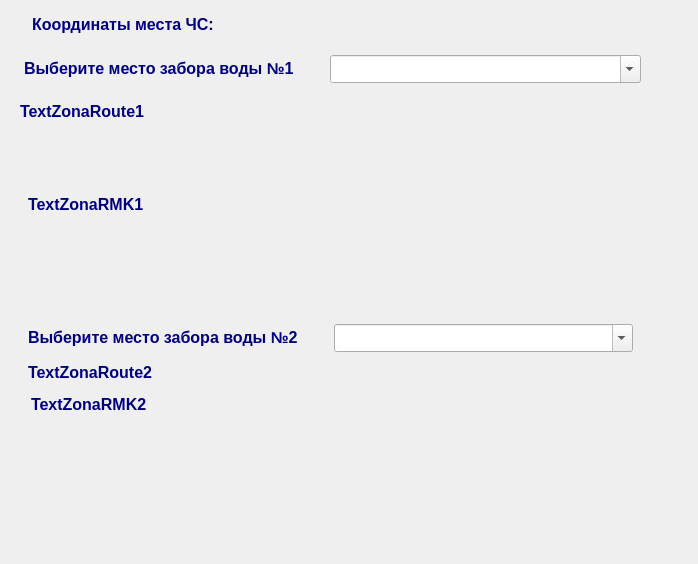
Above: Sketches_QT/ConvertCoordinat/dangerzoneforplan.ui from Den-Git-CPP/Sketches_CPP_QT before the change. Below: the same form after it.
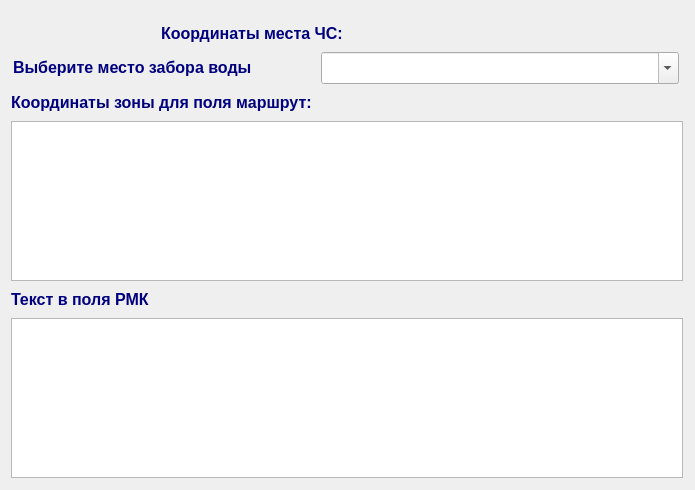
That is the form after the change.

```diff
--- a/Sketches_QT/ConvertCoordinat/dangerzoneforplan.ui
+++ b/Sketches_QT/ConvertCoordinat/dangerzoneforplan.ui
@@ -6,27 +6,66 @@
    <rect>
     <x>0</x>
     <y>0</y>
-    <width>698</width>
-    <height>564</height>
+    <width>695</width>
+    <height>490</height>
    </rect>
   </property>
+  <property name="sizePolicy">
+   <sizepolicy hsizetype="Fixed" vsizetype="Preferred">
+    <horstretch>0</horstretch>
+    <verstretch>0</verstretch>
+   </sizepolicy>
+  </property>
+  <property name="minimumSize">
+   <size>
+    <width>695</width>
+    <height>490</height>
+   </size>
+  </property>
+  <property name="maximumSize">
+   <size>
+    <width>695</width>
+    <height>490</height>
+   </size>
+  </property>
   <property name="windowTitle">
    <string>Расчет зоны ограничения для FPL</string>
   </property>
+  <widget class="QWidget" name="layoutWidget">
+   <property name="geometry">
+    <rect>
+     <x>11</x>
+     <y>21</y>
+     <width>672</width>
+     <height>457</height>
+    </rect>
+   </property>
+   <layout class="QVBoxLayout" name="verticalLayout_2">
+    <item>
+     <layout class="QHBoxLayout" name="horizontalLayout_3">
+      <item>
+       <spacer name="horizontalSpacer">
+        <property name="orientation">
+         <enum>Qt::Horizontal</enum>
+        </property>
+        <property name="sizeType">
+         <enum>QSizePolicy::Fixed</enum>
+        </property>
+        <property name="sizeHint" stdset="0">
+         <size>
+          <width>150</width>
+          <height>20</height>
+         </size>
+        </property>
+       </spacer>
+      </item>
+      <item>
   <widget class="QLabel" name="label_Coord_Chs1">
    <property name="enabled">
     <bool>true</bool>
    </property>
-   <property name="geometry">
-    <rect>
-     <x>32</x>
-     <y>12</y>
-     <width>300</width>
-     <height>25</height>
-    </rect>
-   </property>
    <property name="sizePolicy">
-    <sizepolicy hsizetype="Fixed" vsizetype="Minimum">
+         <sizepolicy hsizetype="Maximum" vsizetype="Minimum">
      <horstretch>0</horstretch>
      <verstretch>0</verstretch>
     </sizepolicy>
@@ -39,7 +78,7 @@
    </property>
    <property name="maximumSize">
     <size>
-     <width>300</width>
+          <width>12000</width>
      <height>25</height>
     </size>
    </property>
@@ -67,234 +106,12 @@
     <set>Qt::NoTextInteraction</set>
    </property>
   </widget>
-  <widget class="QLabel" name="TextZonaRoute1">
-   <property name="enabled">
-    <bool>true</bool>
-   </property>
-   <property name="geometry">
-    <rect>
-     <x>20</x>
-     <y>99</y>
-     <width>600</width>
-     <height>25</height>
-    </rect>
-   </property>
-   <property name="sizePolicy">
-    <sizepolicy hsizetype="Expanding" vsizetype="Ignored">
-     <horstretch>0</horstretch>
-     <verstretch>0</verstretch>
-    </sizepolicy>
-   </property>
-   <property name="minimumSize">
-    <size>
-     <width>600</width>
-     <height>25</height>
-    </size>
-   </property>
-   <property name="maximumSize">
-    <size>
-     <width>600</width>
-     <height>300</height>
-    </size>
-   </property>
-   <property name="baseSize">
-    <size>
-     <width>511</width>
-     <height>0</height>
-    </size>
-   </property>
-   <property name="font">
-    <font>
-     <family>Arial</family>
-     <pointsize>12</pointsize>
-     <italic>false</italic>
-     <bold>true</bold>
-    </font>
-   </property>
-   <property name="styleSheet">
-    <string notr="true">color: rgb(0, 0, 127);</string>
-   </property>
-   <property name="text">
-    <string>TextZonaRoute1</string>
-   </property>
-   <property name="textInteractionFlags">
-    <set>Qt::NoTextInteraction</set>
-   </property>
-  </widget>
-  <widget class="QLabel" name="TextZonaRMK1">
-   <property name="enabled">
-    <bool>true</bool>
-   </property>
-   <property name="geometry">
-    <rect>
-     <x>28</x>
-     <y>124</y>
-     <width>600</width>
-     <height>161</height>
-    </rect>
-   </property>
-   <property name="sizePolicy">
-    <sizepolicy hsizetype="Expanding" vsizetype="Minimum">
-     <horstretch>0</horstretch>
-     <verstretch>0</verstretch>
-    </sizepolicy>
-   </property>
-   <property name="minimumSize">
-    <size>
-     <width>600</width>
-     <height>25</height>
-    </size>
-   </property>
-   <property name="maximumSize">
-    <size>
-     <width>600</width>
-     <height>300</height>
-    </size>
-   </property>
-   <property name="baseSize">
-    <size>
-     <width>511</width>
-     <height>0</height>
-    </size>
-   </property>
-   <property name="font">
-    <font>
-     <family>Arial</family>
-     <pointsize>12</pointsize>
-     <italic>false</italic>
-     <bold>true</bold>
-    </font>
-   </property>
-   <property name="styleSheet">
-    <string notr="true">color: rgb(0, 0, 127);</string>
-   </property>
-   <property name="text">
-    <string>TextZonaRMK1</string>
-   </property>
-   <property name="textInteractionFlags">
-    <set>Qt::NoTextInteraction</set>
-   </property>
-  </widget>
-  <widget class="QLabel" name="TextZonaRoute2">
-   <property name="enabled">
-    <bool>true</bool>
-   </property>
-   <property name="geometry">
-    <rect>
-     <x>28</x>
-     <y>360</y>
-     <width>300</width>
-     <height>25</height>
-    </rect>
-   </property>
-   <property name="sizePolicy">
-    <sizepolicy hsizetype="Fixed" vsizetype="Minimum">
-     <horstretch>0</horstretch>
-     <verstretch>0</verstretch>
-    </sizepolicy>
-   </property>
-   <property name="minimumSize">
-    <size>
-     <width>300</width>
-     <height>25</height>
-    </size>
-   </property>
-   <property name="maximumSize">
-    <size>
-     <width>300</width>
-     <height>25</height>
-    </size>
-   </property>
-   <property name="baseSize">
-    <size>
-     <width>511</width>
-     <height>0</height>
-    </size>
-   </property>
-   <property name="font">
-    <font>
-     <family>Arial</family>
-     <pointsize>12</pointsize>
-     <italic>false</italic>
-     <bold>true</bold>
-    </font>
-   </property>
-   <property name="styleSheet">
-    <string notr="true">color: rgb(0, 0, 127);</string>
-   </property>
-   <property name="text">
-    <string>TextZonaRoute2</string>
-   </property>
-   <property name="textInteractionFlags">
-    <set>Qt::NoTextInteraction</set>
-   </property>
-  </widget>
-  <widget class="QLabel" name="TextZonaRMK2">
-   <property name="enabled">
-    <bool>true</bool>
-   </property>
-   <property name="geometry">
-    <rect>
-     <x>31</x>
-     <y>392</y>
-     <width>300</width>
-     <height>25</height>
-    </rect>
-   </property>
-   <property name="sizePolicy">
-    <sizepolicy hsizetype="Fixed" vsizetype="Minimum">
-     <horstretch>0</horstretch>
-     <verstretch>0</verstretch>
-    </sizepolicy>
-   </property>
-   <property name="minimumSize">
-    <size>
-     <width>300</width>
-     <height>25</height>
-    </size>
-   </property>
-   <property name="maximumSize">
-    <size>
-     <width>300</width>
-     <height>25</height>
-    </size>
-   </property>
-   <property name="baseSize">
-    <size>
-     <width>511</width>
-     <height>0</height>
-    </size>
-   </property>
-   <property name="font">
-    <font>
-     <family>Arial</family>
-     <pointsize>12</pointsize>
-     <italic>false</italic>
-     <bold>true</bold>
-    </font>
-   </property>
-   <property name="autoFillBackground">
-    <bool>false</bool>
-   </property>
-   <property name="styleSheet">
-    <string notr="true">color: rgb(0, 0, 127);</string>
-   </property>
-   <property name="text">
-    <string>TextZonaRMK2</string>
-   </property>
-   <property name="textInteractionFlags">
-    <set>Qt::NoTextInteraction</set>
-   </property>
-  </widget>
-  <widget class="QWidget" name="layoutWidget">
-   <property name="geometry">
-    <rect>
-     <x>24</x>
-     <y>55</y>
-     <width>617</width>
-     <height>28</height>
-    </rect>
-   </property>
+      </item>
+     </layout>
+    </item>
+    <item>
+     <layout class="QVBoxLayout" name="verticalLayout">
+      <item>
    <layout class="QHBoxLayout" name="horizontalLayout">
     <item>
      <widget class="QLabel" name="label_ZaborVody1">
@@ -337,7 +154,7 @@
        <string notr="true">color: rgb(0, 0, 127);</string>
       </property>
       <property name="text">
-       <string>Выберите место забора воды №1</string>
+           <string>Выберите место забора воды</string>
       </property>
       <property name="textInteractionFlags">
        <set>Qt::NoTextInteraction</set>
@@ -346,12 +163,23 @@
     </item>
     <item>
      <widget class="QComboBox" name="cmbBox_ZaborVody1">
+          <property name="sizePolicy">
+           <sizepolicy hsizetype="Fixed" vsizetype="Fixed">
+            <horstretch>0</horstretch>
+            <verstretch>0</verstretch>
+           </sizepolicy>
+          </property>
       <property name="maximumSize">
        <size>
         <width>16777215</width>
         <height>200</height>
        </size>
       </property>
+          <property name="font">
+           <font>
+            <pointsize>15</pointsize>
+           </font>
+          </property>
       <property name="editable">
        <bool>true</bool>
       </property>
@@ -367,38 +195,41 @@
      </widget>
     </item>
    </layout>
-  </widget>
-  <widget class="QWidget" name="layoutWidget">
-   <property name="geometry">
-    <rect>
-     <x>28</x>
-     <y>324</y>
-     <width>605</width>
-     <height>28</height>
-    </rect>
-   </property>
-   <layout class="QHBoxLayout" name="horizontalLayout_2">
+      </item>
+      <item>
+       <spacer name="verticalSpacer">
+        <property name="orientation">
+         <enum>Qt::Vertical</enum>
+        </property>
+        <property name="sizeHint" stdset="0">
+         <size>
+          <width>20</width>
+          <height>10</height>
+         </size>
+        </property>
+       </spacer>
+      </item>
     <item>
-     <widget class="QLabel" name="label_ZaborVody2">
+       <widget class="QLabel" name="TextZonaRoute1">
       <property name="enabled">
        <bool>true</bool>
       </property>
       <property name="sizePolicy">
-       <sizepolicy hsizetype="Fixed" vsizetype="Minimum">
+         <sizepolicy hsizetype="Preferred" vsizetype="Preferred">
         <horstretch>0</horstretch>
         <verstretch>0</verstretch>
        </sizepolicy>
       </property>
       <property name="minimumSize">
        <size>
-        <width>300</width>
+          <width>660</width>
         <height>25</height>
        </size>
       </property>
       <property name="maximumSize">
        <size>
-        <width>300</width>
-        <height>25</height>
+          <width>660</width>
+          <height>300</height>
        </size>
       </property>
       <property name="baseSize">
@@ -419,34 +250,111 @@
        <string notr="true">color: rgb(0, 0, 127);</string>
       </property>
       <property name="text">
-       <string>Выберите место забора воды №2</string>
-      </property>
+         <string>Координаты зоны для поля маршрут:</string>
+        </property>
+        <property name="wordWrap">
+         <bool>true</bool>
+        </property>
       <property name="textInteractionFlags">
        <set>Qt::NoTextInteraction</set>
       </property>
      </widget>
     </item>
     <item>
-     <widget class="QComboBox" name="cmbBox_ZaborVody2">
+       <widget class="QTextEdit" name="textEdit">
+        <property name="minimumSize">
+         <size>
+          <width>0</width>
+          <height>150</height>
+         </size>
+        </property>
+        <property name="font">
+         <font>
+          <pointsize>15</pointsize>
+         </font>
+        </property>
+       </widget>
+      </item>
+      <item>
+       <spacer name="verticalSpacer_2">
+        <property name="orientation">
+         <enum>Qt::Vertical</enum>
+        </property>
+        <property name="sizeHint" stdset="0">
+         <size>
+          <width>20</width>
+          <height>10</height>
+         </size>
+        </property>
+       </spacer>
+      </item>
+      <item>
+       <widget class="QLabel" name="TextZonaRMK1">
+        <property name="enabled">
+         <bool>true</bool>
+        </property>
+        <property name="sizePolicy">
+         <sizepolicy hsizetype="Preferred" vsizetype="Preferred">
+          <horstretch>0</horstretch>
+          <verstretch>0</verstretch>
+         </sizepolicy>
+        </property>
+        <property name="minimumSize">
+         <size>
+          <width>660</width>
+          <height>25</height>
+         </size>
+        </property>
       <property name="maximumSize">
        <size>
-        <width>16777215</width>
-        <height>194</height>
-       </size>
-      </property>
-      <property name="editable">
+          <width>660</width>
+          <height>300</height>
+         </size>
+        </property>
+        <property name="baseSize">
+         <size>
+          <width>385</width>
+          <height>25</height>
+         </size>
+        </property>
+        <property name="font">
+         <font>
+          <family>Arial</family>
+          <pointsize>12</pointsize>
+          <italic>false</italic>
+          <bold>true</bold>
+         </font>
+        </property>
+        <property name="styleSheet">
+         <string notr="true">color: rgb(0, 0, 127);</string>
+        </property>
+        <property name="text">
+         <string>Текст в поля РМК</string>
+        </property>
+        <property name="wordWrap">
        <bool>true</bool>
       </property>
-      <property name="currentIndex">
-       <number>-1</number>
-      </property>
-      <property name="maxCount">
-       <number>1000</number>
-      </property>
-      <property name="placeholderText">
-       <string>&quot;&quot;</string>
-      </property>
-     </widget>
+        <property name="textInteractionFlags">
+         <set>Qt::TextSelectableByKeyboard|Qt::TextSelectableByMouse</set>
+        </property>
+       </widget>
+      </item>
+      <item>
+       <widget class="QTextEdit" name="textEdit_2">
+        <property name="minimumSize">
+         <size>
+          <width>0</width>
+          <height>150</height>
+         </size>
+        </property>
+        <property name="font">
+         <font>
+          <pointsize>15</pointsize>
+         </font>
+        </property>
+       </widget>
+      </item>
+     </layout>
     </item>
    </layout>
   </widget>
```
Left out of the diff: 6 changed lines with no effect on the pictures. Lines whose indentation alone changed are shown as unchanged.
